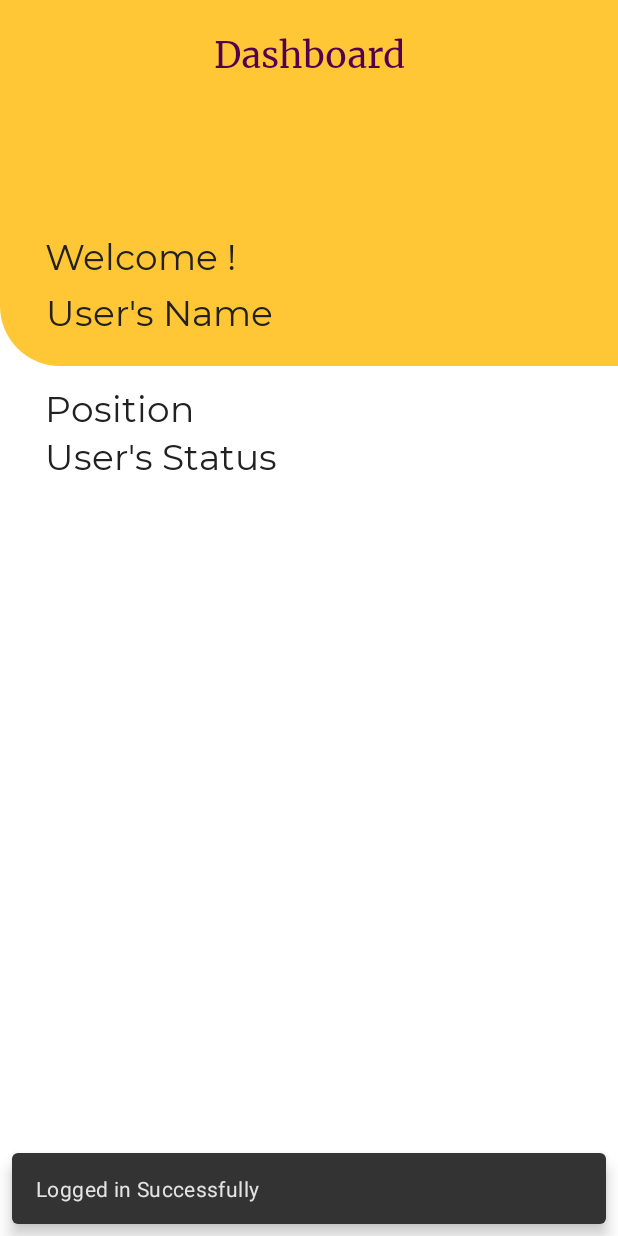
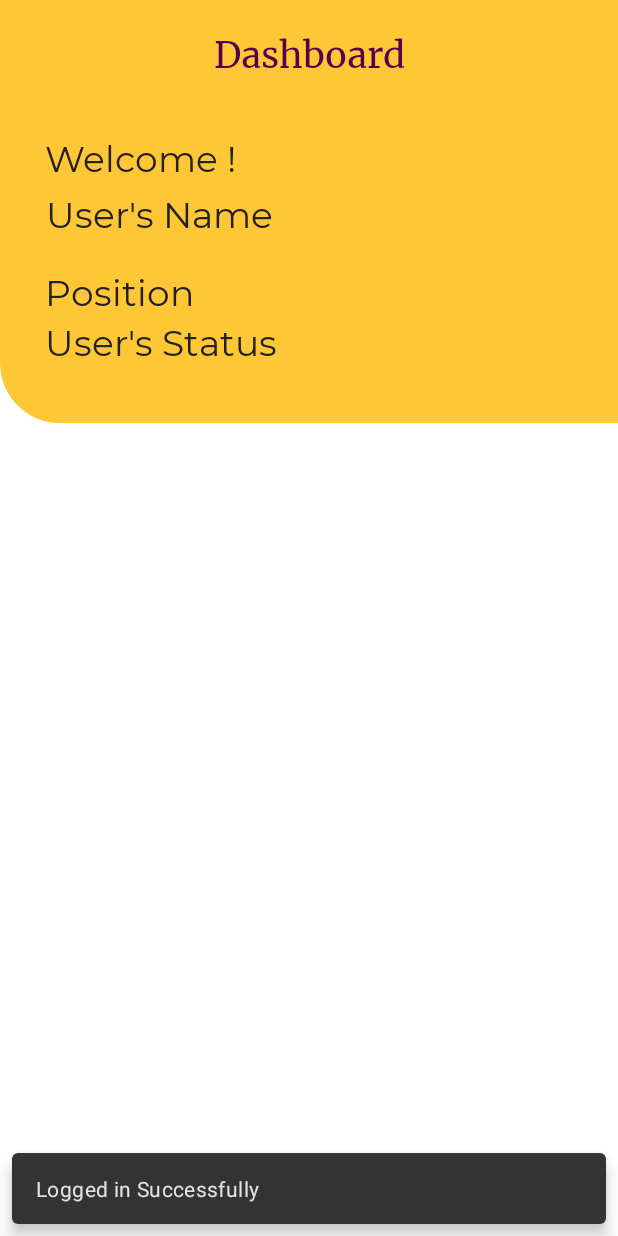
Before and after one commit to Shub-Gautam/TOGS, an Android app: the HomePage screen opened directly, with no data from a screen before it, on a phone screen of 412 x 824 dp. Run offline under Robolectric (Android 15) with nearby library versions, the phone set to English and light mode, and no system bars.

Commit message:
Home page design start - 1

```diff
--- a/app/src/main/res/layout/activity_home_page.xml
+++ b/app/src/main/res/layout/activity_home_page.xml
@@ -10,7 +10,7 @@
     <View
         android:id="@+id/view44"
         android:layout_width="413dp"
-        android:layout_height="244dp"
+        android:layout_height="282dp"
         android:background="@drawable/bg_header_custom"
         app:layout_constraintEnd_toEndOf="parent"
         app:layout_constraintStart_toStartOf="parent"
@@ -21,40 +21,36 @@
         android:layout_width="270dp"
         android:layout_height="wrap_content"
         android:layout_marginStart="8dp"
+        android:layout_marginTop="1dp"
         android:layout_marginEnd="8dp"
-        android:layout_marginBottom="480dp"
         android:fontFamily="@font/mregular"
         android:lineSpacingExtra="8dp"
         android:text="User's Status"
         android:textAlignment="textStart"
         android:textColor="#222020"
         android:textSize="24sp"
-        app:layout_constraintBottom_toBottomOf="parent"
         app:layout_constraintEnd_toEndOf="parent"
         app:layout_constraintHorizontal_bias="0.176"
         app:layout_constraintStart_toStartOf="parent"
-        app:layout_constraintTop_toBottomOf="@+id/textView11"
-        app:layout_constraintVertical_bias="0.0" />
+        app:layout_constraintTop_toBottomOf="@+id/textView11" />
 
     <TextView
         android:id="@+id/textView11"
         android:layout_width="270dp"
         android:layout_height="wrap_content"
         android:layout_marginStart="8dp"
+        android:layout_marginTop="24dp"
         android:layout_marginEnd="8dp"
-        android:layout_marginBottom="536dp"
         android:fontFamily="@font/mregular"
         android:lineSpacingExtra="8dp"
         android:text="Position"
         android:textAlignment="textStart"
         android:textColor="#222020"
         android:textSize="24sp"
-        app:layout_constraintBottom_toBottomOf="parent"
         app:layout_constraintEnd_toEndOf="parent"
         app:layout_constraintHorizontal_bias="0.176"
         app:layout_constraintStart_toStartOf="parent"
-        app:layout_constraintTop_toBottomOf="@+id/textView10"
-        app:layout_constraintVertical_bias="1.0" />
+        app:layout_constraintTop_toBottomOf="@+id/textView10" />
 
     <TextView
         android:id="@+id/textView10"
@@ -62,39 +58,34 @@
         android:layout_height="28dp"
         android:layout_marginStart="8dp"
         android:layout_marginEnd="8dp"
-        android:layout_marginBottom="604dp"
         android:fontFamily="@font/mregular"
         android:lineSpacingExtra="8dp"
         android:text="User's Name"
         android:textAlignment="textStart"
         android:textColor="#222020"
         android:textSize="24sp"
-        app:layout_constraintBottom_toBottomOf="parent"
         app:layout_constraintEnd_toEndOf="parent"
         app:layout_constraintHorizontal_bias="0.511"
         app:layout_constraintStart_toStartOf="parent"
-        app:layout_constraintTop_toBottomOf="@+id/textView6"
-        app:layout_constraintVertical_bias="1.0" />
+        app:layout_constraintTop_toBottomOf="@+id/textView6" />
 
     <TextView
         android:id="@+id/textView6"
         android:layout_width="136dp"
         android:layout_height="37dp"
         android:layout_marginStart="8dp"
+        android:layout_marginTop="28dp"
         android:layout_marginEnd="8dp"
-        android:layout_marginBottom="632dp"
         android:fontFamily="@font/mregular"
         android:lineSpacingExtra="8dp"
         android:text="Welcome !"
         android:textAlignment="viewStart"
         android:textColor="#222020"
         android:textSize="24sp"
-        app:layout_constraintBottom_toBottomOf="parent"
         app:layout_constraintEnd_toEndOf="parent"
         app:layout_constraintHorizontal_bias="0.084"
         app:layout_constraintStart_toStartOf="parent"
-        app:layout_constraintTop_toBottomOf="@+id/textView4"
-        app:layout_constraintVertical_bias="1.0" />
+        app:layout_constraintTop_toBottomOf="@+id/textView4" />
 
     <TextView
         android:id="@+id/textView4"
```
